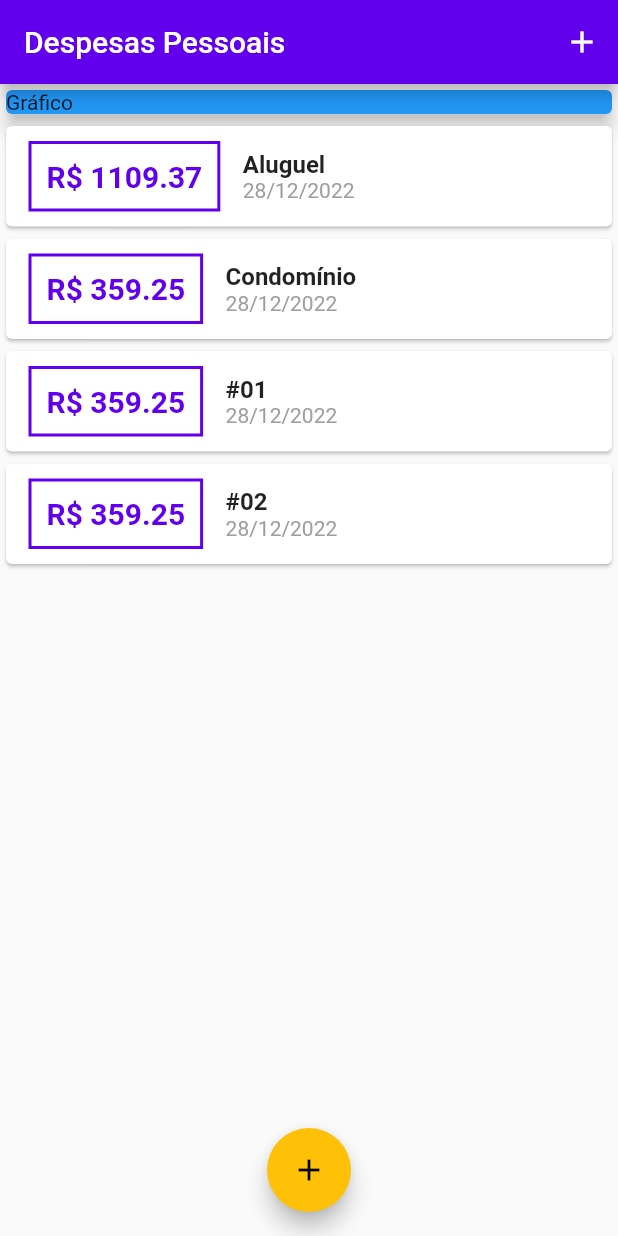
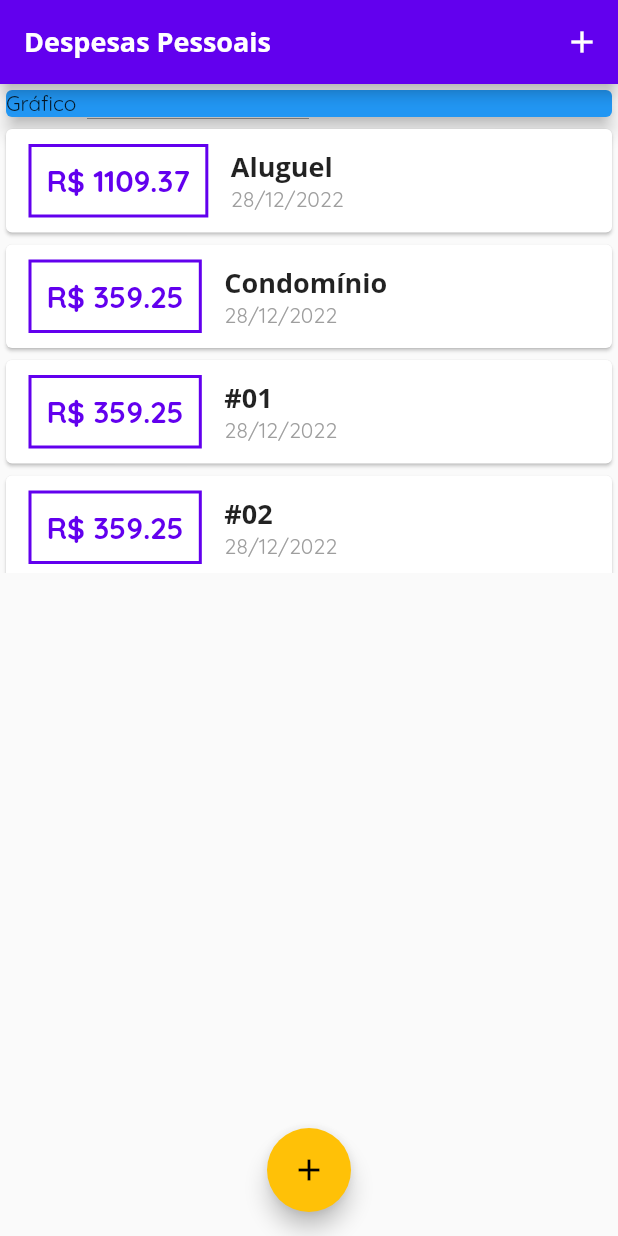
Before and after one commit to teilorbarcelos/personal-expenses-flutter, a Flutter app: the screen it shows after launch, on a phone screen of 412 x 824 dp. Run offline on Flutter 3.47's test engine with Material 2 defaults, Android fonts, the light colour scheme and no system bars.

Commit message:
title toolbar text style defined and used

```diff
--- a/lib/components/transaction_list.dart
+++ b/lib/components/transaction_list.dart
@@ -21,7 +21,9 @@ class TransactionList extends StatelessWidget {
                 Container(
                   margin: EdgeInsets.symmetric(horizontal: 15, vertical: 10),
                   decoration: BoxDecoration(
-                      border: Border.all(color: Theme.of(context).colorScheme.primary, width: 2)),
+                      border: Border.all(
+                          color: Theme.of(context).colorScheme.primary,
+                          width: 2)),
                   padding: EdgeInsets.all(10),
                   child: Text(
                     'R\$ ${transactionItem.value.toStringAsFixed(2)}',
@@ -36,10 +38,11 @@ class TransactionList extends StatelessWidget {
                   children: [
                     Text(
                       transactionItem.title,
-                      style: TextStyle(
-                        fontSize: 16,
-                        fontWeight: FontWeight.bold,
-                      ),
+                      style: Theme.of(context).appBarTheme.toolbarTextStyle,
+                      // style: TextStyle(
+                      //   fontSize: 16,
+                      //   fontWeight: FontWeight.bold,
+                      // ),
                     ),
                     Text(
                       DateFormat('dd/MM/yyyy').format(transactionItem.date),
--- a/lib/main.dart
+++ b/lib/main.dart
@@ -1,4 +1,5 @@
 import 'dart:math';
+import 'dart:ui';
 
 import 'package:flutter/material.dart';
 import 'package:personal_expences/components/transaction_form.dart';
@@ -15,9 +16,15 @@ class ExpensesApp extends StatelessWidget {
     return MaterialApp(
       home: MyHomePage(),
       theme: ThemeData(
-        primarySwatch: Colors.purple,
-        colorScheme: ColorScheme.light(secondary: Colors.amber),
-      ),
+          primarySwatch: Colors.purple,
+          colorScheme: ColorScheme.light(secondary: Colors.amber),
+          fontFamily: 'Quicksand',
+          appBarTheme: AppBarTheme(
+            toolbarTextStyle: TextStyle(
+            fontFamily: 'OpenSans',
+            fontSize: 18,
+            fontWeight: FontWeight.bold,
+          ))),
     );
   }
 }
@@ -74,7 +81,10 @@ class _MyHomePageState extends State<MyHomePage> {
   Widget build(BuildContext context) {
     return Scaffold(
       appBar: AppBar(
-        title: Text('Despesas Pessoais'),
+        title: Text(
+          'Despesas Pessoais',
+          style: Theme.of(context).appBarTheme.toolbarTextStyle,
+        ),
         actions: [
           IconButton(
               onPressed: () => _openTransactionFormModal(context),
```
Also changed, not shown: pubspec.yaml (+11 -6 lines), assets/fonts/OpenSans-Bold.ttf (added), assets/fonts/OpenSans-Regular.ttf (added), assets/fonts/Quicksand-Bold.ttf (added), assets/fonts/Quicksand-Light.ttf (added), assets/fonts/Quicksand-Medium.ttf (added), assets/fonts/Quicksand-Regular.ttf (added).
